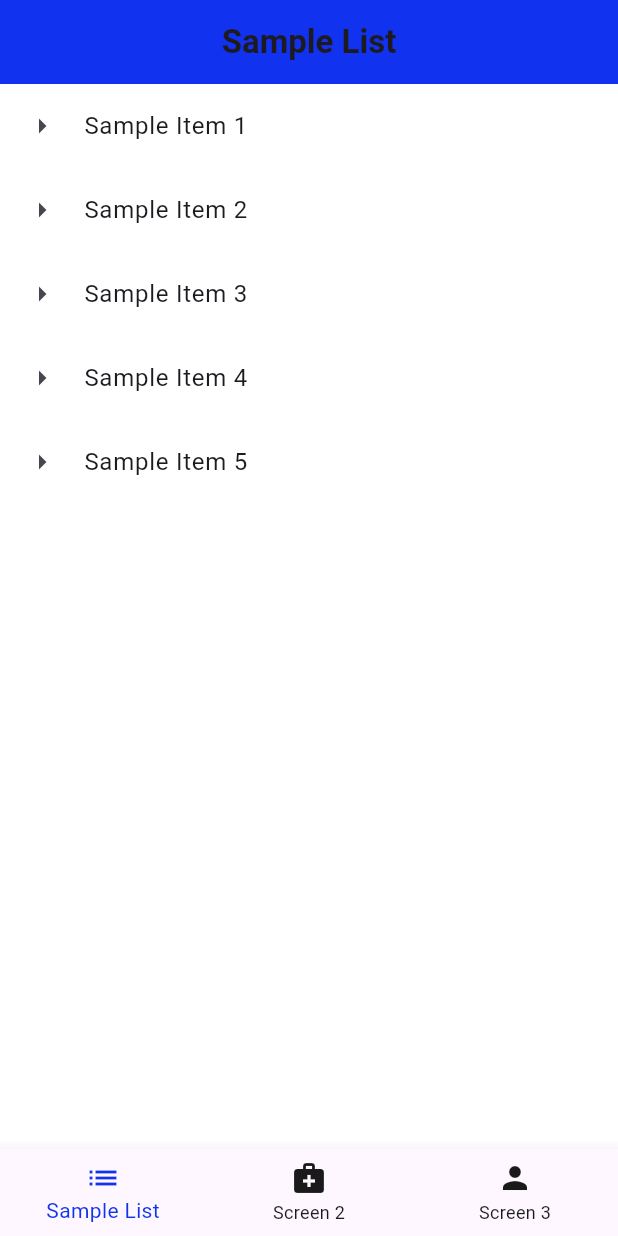
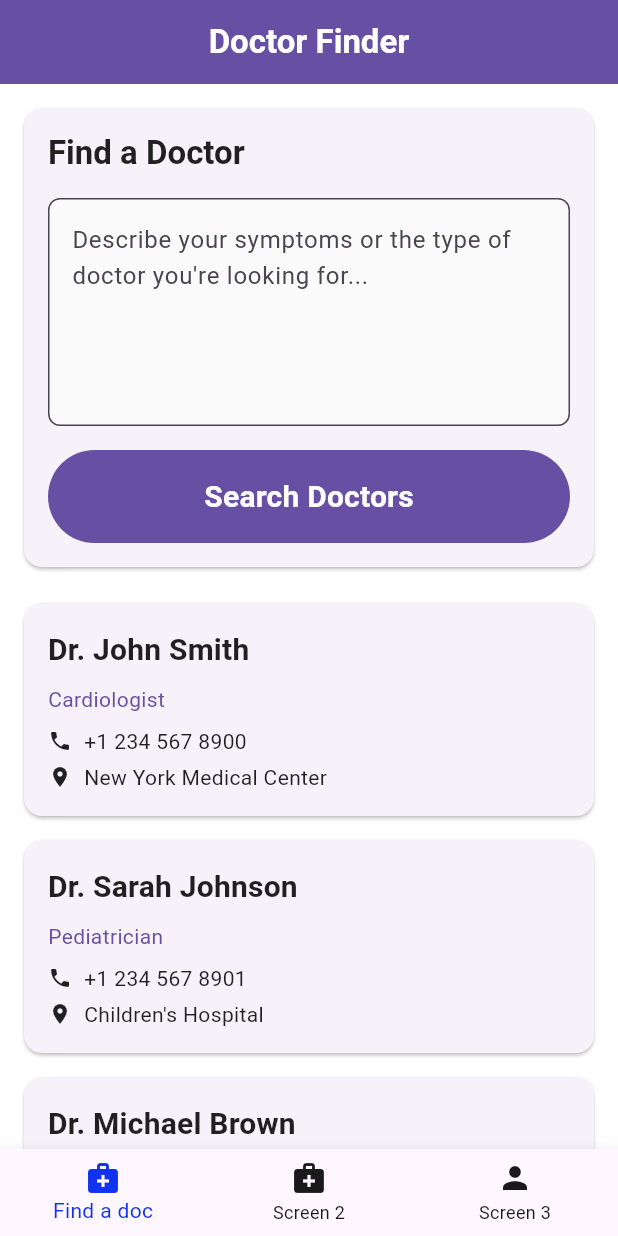
Before and after one commit to sourav-ganguly/doctor-finder, a Flutter app: the screen it shows after launch, on a phone screen of 412 x 824 dp. Run offline on Flutter 3.47's test engine with Material 3 defaults, Android fonts, the phone set to English and light mode, and no system bars; our stand-ins replace flutter_riverpod.

Commit message:
Add doctor finder feature with search functionality and sample data
- Introduced a new DoctorFinderScreen for searching doctors.
- Created SampleDoctor model to hold doctor information and provide sample data.
- Implemented doctor search functionality using Riverpod state management.
- Added UI components for displaying doctor information and search input.
- Updated HomeScreen to navigate to the new DoctorFinderScreen.

```diff
--- /dev/null
+++ b/lib/features/doctor_finder/models/sample_doctor.dart
@@ -0,0 +1,36 @@
+class SampleDoctor {
+  final String name;
+  final String speciality;
+  final String phoneNumber;
+  final String location;
+
+  SampleDoctor({
+    required this.name,
+    required this.speciality,
+    required this.phoneNumber,
+    required this.location,
+  });
+
+  static List<SampleDoctor> getSampleDoctors() {
+    return [
+      SampleDoctor(
+        name: 'Dr. John Smith',
+        speciality: 'Cardiologist',
+        phoneNumber: '+1 234 567 8900',
+        location: 'New York Medical Center',
+      ),
+      SampleDoctor(
+        name: 'Dr. Sarah Johnson',
+        speciality: 'Pediatrician',
+        phoneNumber: '+1 234 567 8901',
+        location: 'Children\'s Hospital',
+      ),
+      SampleDoctor(
+        name: 'Dr. Michael Brown',
+        speciality: 'Neurologist',
+        phoneNumber: '+1 234 567 8902',
+        location: 'Brain & Spine Institute',
+      ),
+    ];
+  }
+}
--- /dev/null
+++ b/lib/features/doctor_finder/providers/doctor_provider.dart
@@ -0,0 +1,27 @@
+import 'package:flutter_riverpod/flutter_riverpod.dart';
+
+import '../models/sample_doctor.dart';
+
+final doctorSearchProvider = StateProvider<String>((ref) => '');
+
+final doctorListProvider = FutureProvider.autoDispose
+    .family<List<SampleDoctor>, String>((ref, query) async {
+  // Simulate network delay
+  await Future.delayed(const Duration(seconds: 2));
+
+  // Get sample doctors
+  final doctors = SampleDoctor.getSampleDoctors();
+
+  // If query is empty, return all doctors
+  if (query.trim().isEmpty) {
+    return doctors;
+  }
+
+  // Filter doctors based on query
+  return doctors.where((doctor) {
+    final searchLower = query.toLowerCase();
+    return doctor.name.toLowerCase().contains(searchLower) ||
+        doctor.speciality.toLowerCase().contains(searchLower) ||
+        doctor.location.toLowerCase().contains(searchLower);
+  }).toList();
+});
--- /dev/null
+++ b/lib/features/doctor_finder/screens/doctor_finder_screen.dart
@@ -0,0 +1,75 @@
+import 'package:flutter/material.dart';
+import 'package:flutter_riverpod/flutter_riverpod.dart';
+
+import '../providers/doctor_provider.dart';
+import '../widgets/orion_doctor_list_item_card.dart';
+import '../widgets/orion_doctor_search_card.dart';
+
+class DoctorFinderScreen extends ConsumerStatefulWidget {
+  const DoctorFinderScreen({super.key});
+
+  @override
+  ConsumerState<DoctorFinderScreen> createState() => _DoctorFinderScreenState();
+}
+
+class _DoctorFinderScreenState extends ConsumerState<DoctorFinderScreen> {
+  final TextEditingController _searchController = TextEditingController();
+
+  @override
+  void dispose() {
+    _searchController.dispose();
+    super.dispose();
+  }
+
+  void _handleSearch() {
+    ref.read(doctorSearchProvider.notifier).state = _searchController.text;
+  }
+
+  @override
+  Widget build(BuildContext context) {
+    final searchQuery = ref.watch(doctorSearchProvider);
+    final doctorsAsync = ref.watch(doctorListProvider(searchQuery));
+
+    final theme = Theme.of(context);
+
+    return Scaffold(
+      appBar: AppBar(
+        title: const Text(
+          'Doctor Finder',
+          style: TextStyle(color: Colors.white),
+        ),
+        backgroundColor: theme.primaryColor,
+      ),
+      body: ListView(
+        children: [
+          OrionDoctorSearchCard(
+            controller: _searchController,
+            onSearchPressed: _handleSearch,
+          ),
+          doctorsAsync.when(
+            loading: () => const Padding(
+              padding: EdgeInsets.all(16),
+              child: Center(
+                child: CircularProgressIndicator(),
+              ),
+            ),
+            error: (error, stackTrace) => Padding(
+              padding: const EdgeInsets.all(16),
+              child: Text(
+                'Error: ${error.toString()}',
+                style: Theme.of(context).textTheme.bodyMedium?.copyWith(
+                      color: Colors.red,
+                    ),
+              ),
+            ),
+            data: (doctors) => Column(
+              children: doctors
+                  .map((doctor) => OrionDoctorListItemCard(doctor: doctor))
+                  .toList(),
+            ),
+          ),
+        ],
+      ),
+    );
+  }
+}
--- /dev/null
+++ b/lib/features/doctor_finder/widgets/orion_doctor_list_item_card.dart
@@ -0,0 +1,64 @@
+import 'package:flutter/material.dart';
+
+import '../models/sample_doctor.dart';
+
+class OrionDoctorListItemCard extends StatelessWidget {
+  final SampleDoctor doctor;
+
+  const OrionDoctorListItemCard({
+    super.key,
+    required this.doctor,
+  });
+
+  @override
+  Widget build(BuildContext context) {
+    final theme = Theme.of(context);
+
+    return Card(
+      margin: const EdgeInsets.symmetric(horizontal: 16, vertical: 8),
+      child: Padding(
+        padding: const EdgeInsets.all(16),
+        child: Column(
+          crossAxisAlignment: CrossAxisAlignment.start,
+          children: [
+            Text(
+              doctor.name,
+              style: theme.textTheme.titleMedium,
+            ),
+            const SizedBox(height: 8),
+            Text(
+              doctor.speciality,
+              style: theme.textTheme.bodyMedium?.copyWith(
+                color: theme.primaryColor,
+              ),
+            ),
+            const SizedBox(height: 8),
+            Row(
+              children: [
+                const Icon(Icons.phone, size: 16),
+                const SizedBox(width: 8),
+                Text(
+                  doctor.phoneNumber,
+                  style: theme.textTheme.bodyMedium,
+                ),
+              ],
+            ),
+            const SizedBox(height: 4),
+            Row(
+              children: [
+                const Icon(Icons.location_on, size: 16),
+                const SizedBox(width: 8),
+                Expanded(
+                  child: Text(
+                    doctor.location,
+                    style: theme.textTheme.bodyMedium,
+                  ),
+                ),
+              ],
+            ),
+          ],
+        ),
+      ),
+    );
+  }
+}
--- /dev/null
+++ b/lib/features/doctor_finder/widgets/orion_doctor_search_card.dart
@@ -0,0 +1,58 @@
+import 'package:flutter/material.dart';
+
+class OrionDoctorSearchCard extends StatelessWidget {
+  final TextEditingController controller;
+  final VoidCallback onSearchPressed;
+
+  const OrionDoctorSearchCard({
+    super.key,
+    required this.controller,
+    required this.onSearchPressed,
+  });
+
+  @override
+  Widget build(BuildContext context) {
+    final theme = Theme.of(context);
+
+    return Card(
+      margin: const EdgeInsets.all(16),
+      child: Padding(
+        padding: const EdgeInsets.all(16),
+        child: Column(
+          crossAxisAlignment: CrossAxisAlignment.stretch,
+          children: [
+            Text(
+              'Find a Doctor',
+              style: theme.textTheme.titleLarge,
+            ),
+            const SizedBox(height: 16),
+            TextField(
+              controller: controller,
+              maxLines: 5,
+              decoration: InputDecoration(
+                hintText:
+                    'Describe your symptoms or the type of doctor you\'re looking for...',
+                border: OutlineInputBorder(
+                  borderRadius: BorderRadius.circular(8),
+                ),
+                filled: true,
+                fillColor: Colors.grey[50],
+              ),
+            ),
+            const SizedBox(height: 16),
+            TextButton(
+              onPressed: onSearchPressed,
+              style: TextButton.styleFrom(
+                backgroundColor: theme.primaryColor,
+                foregroundColor: Colors.white,
+                textStyle: theme.textTheme.titleMedium,
+                padding: const EdgeInsets.symmetric(vertical: 16),
+              ),
+              child: const Text('Search Doctors'),
+            ),
+          ],
+        ),
+      ),
+    );
+  }
+}
--- a/lib/features/home/ui/home_screen.dart
+++ b/lib/features/home/ui/home_screen.dart
@@ -1,5 +1,5 @@
+import 'package:doctor_finder/features/doctor_finder/screens/doctor_finder_screen.dart';
 import 'package:flutter/material.dart';
-import '../../sample_list/ui/sample_list_screen.dart';
 
 class HomeScreen extends StatefulWidget {
   const HomeScreen({super.key});
@@ -12,7 +12,7 @@ class _HomeScreenState extends State<HomeScreen> {
   int _currentIndex = 0;
 
   final List<Widget> _screens = [
-    const SampleListScreen(),
+    const DoctorFinderScreen(),
     const Center(child: Text('Screen 2')),
     const Center(child: Text('Screen 3')),
   ];
@@ -26,8 +26,8 @@ class _HomeScreenState extends State<HomeScreen> {
         onTap: (index) => setState(() => _currentIndex = index),
         items: const [
           BottomNavigationBarItem(
-            icon: Icon(Icons.list),
-            label: 'Sample List',
+            icon: Icon(Icons.medical_services),
+            label: 'Find a doc',
           ),
           BottomNavigationBarItem(
             icon: Icon(Icons.medical_services),
--- a/lib/main.dart
+++ b/lib/main.dart
@@ -1,7 +1,8 @@
+import 'package:doctor_finder/features/splash/ui/splash_screen.dart';
 import 'package:flutter/material.dart';
 import 'package:flutter_riverpod/flutter_riverpod.dart';
+
 import 'core/theme/app_theme.dart';
-import 'features/splash/ui/splash_screen.dart';
 
 void main() {
   runApp(
```
